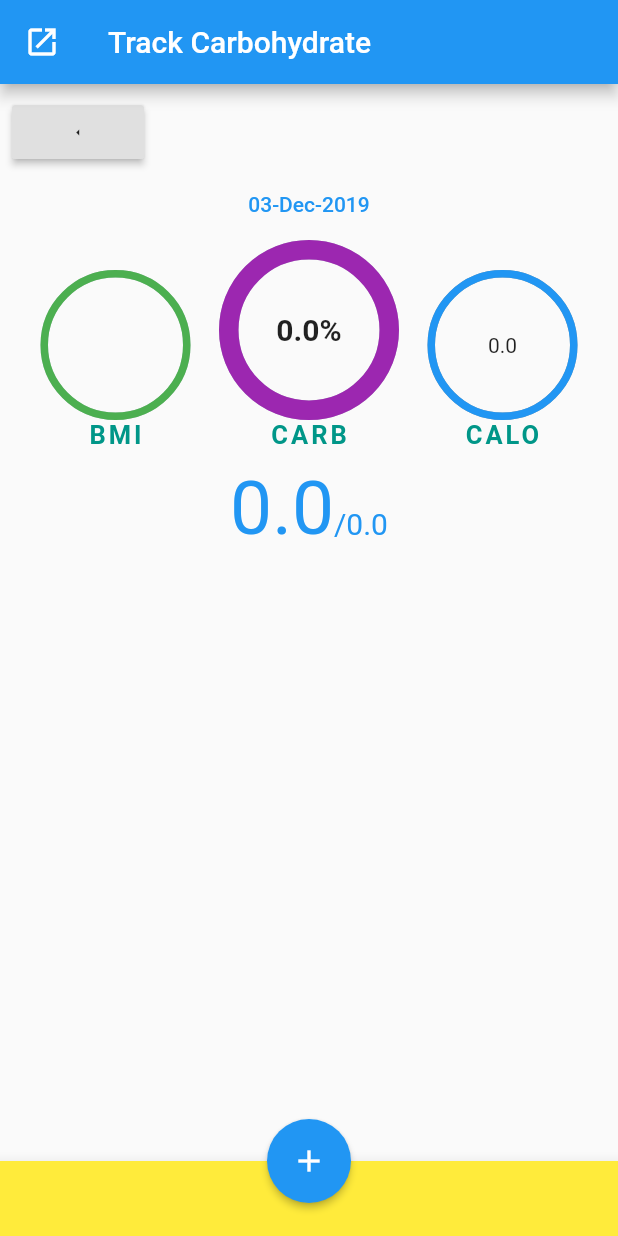
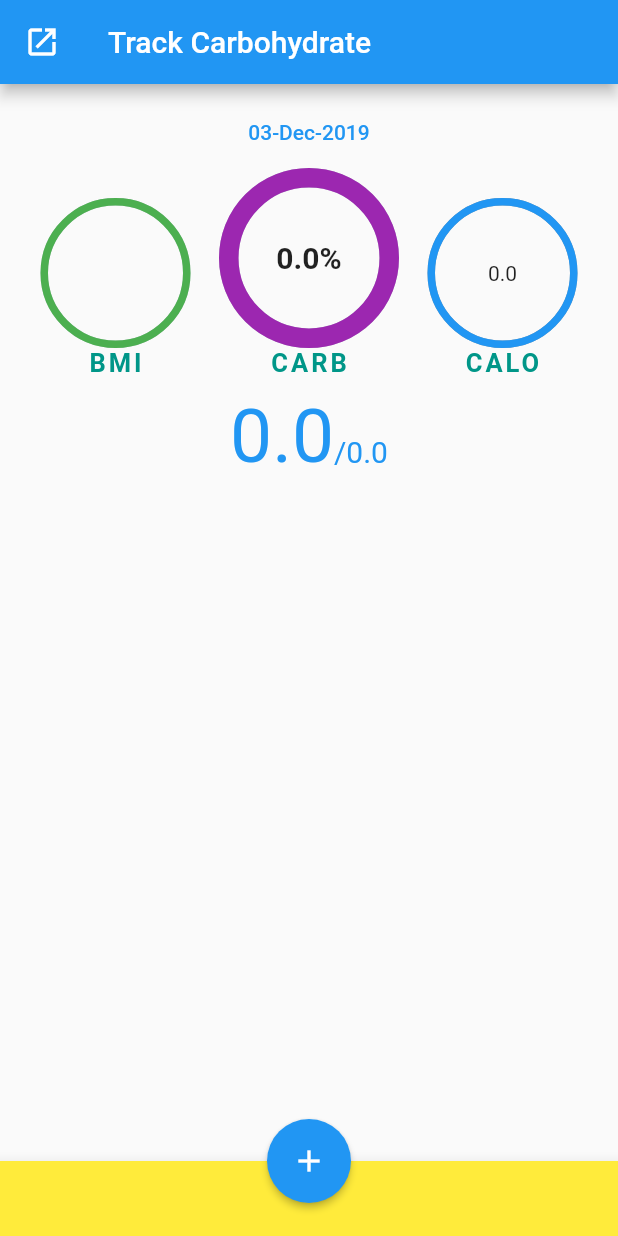
Before and after one commit to anlv-dev/carb_tracker, a Flutter app: the MyHomePage screen opened by its route, on a phone screen of 412 x 824 dp. Run offline on Flutter 3.47's test engine with Material 2 defaults, Android fonts, the phone set to English and light mode, and no system bars; drawn by our look-alikes of percent_indicator; our stand-ins replace flutter_datetime_picker, flutter_local_notifications, sqflite; accounts and stored records are empty.

Commit message:
Update view form

```diff
--- a/lib/screens/main_track.dart
+++ b/lib/screens/main_track.dart
@@ -122,17 +122,6 @@ class _MyHomePageState extends State<MyHomePage> {
           padding: EdgeInsets.all(8.0),
           child: Column(
             children: <Widget>[
-              Row(
-                children: <Widget>[
-                  RaisedButton(
-                    child: Icon(
-                      Icons.arrow_left,
-                      size: 10.0,
-                    ),
-                    onPressed: () {},
-                  )
-                ],
-              ),
               FlatButton(
                   onPressed: () {
                     DatePicker.showDatePicker(context,
```
